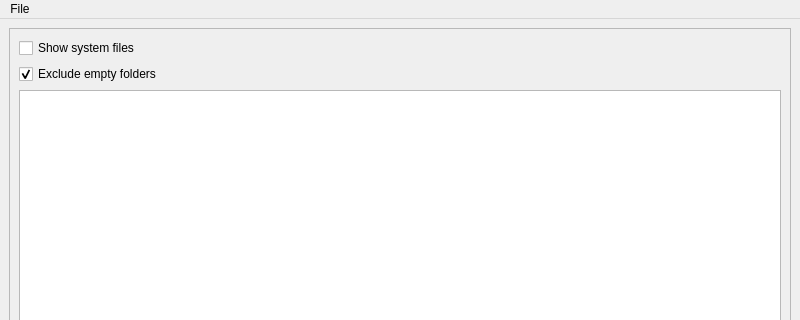
Before: the Qt Designer form Developer/QtDesignerUI/MyExplorerUI.ui in preachermax/BiblionOCR, drawn with Qt 5; both pictures show x 0 to 800 and y 0 to 320 of the 800 by 600 pixel window.
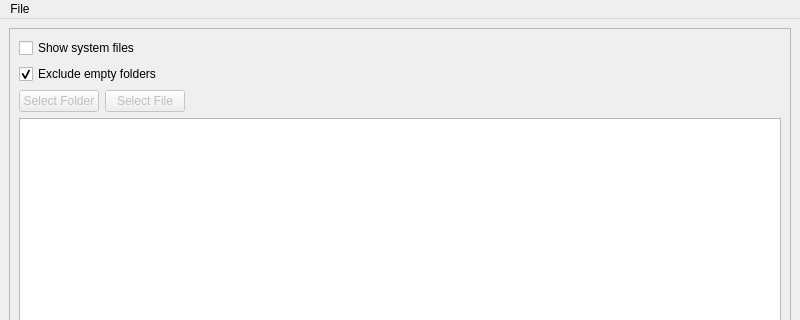
After: the same form once the commit is applied. Icons and pictures are not drawn.

The edit to the form file:
```diff
--- a/Developer/QtDesignerUI/MyExplorerUI.ui
+++ b/Developer/QtDesignerUI/MyExplorerUI.ui
@@ -48,7 +48,50 @@
          </property>
         </widget>
        </item>
-             <item row="2" column="0">
+           <item row="2" column="0">
+            <layout class="QHBoxLayout" name="selectionButtonLayout">
+             <item>
+              <widget class="QPushButton" name="selectFolderButton">
+               <property name="enabled">
+            <bool>false</bool>
+               </property>
+               <property name="visible">
+            <bool>false</bool>
+               </property>
+               <property name="text">
+            <string>Select Folder</string>
+               </property>
+              </widget>
+             </item>
+             <item>
+              <widget class="QPushButton" name="selectFileButton">
+               <property name="enabled">
+            <bool>false</bool>
+               </property>
+               <property name="visible">
+            <bool>false</bool>
+               </property>
+               <property name="text">
+            <string>Select File</string>
+               </property>
+              </widget>
+             </item>
+             <item>
+              <spacer name="selectionButtonSpacer">
+               <property name="orientation">
+            <enum>Qt::Horizontal</enum>
+               </property>
+               <property name="sizeHint" stdset="0">
+            <size>
+             <width>40</width>
+             <height>20</height>
+            </size>
+               </property>
+              </spacer>
+             </item>
+            </layout>
+           </item>
+           <item row="3" column="0">
         <widget class="QTreeView" name="treeView"/>
        </item>
       </layout>
```
